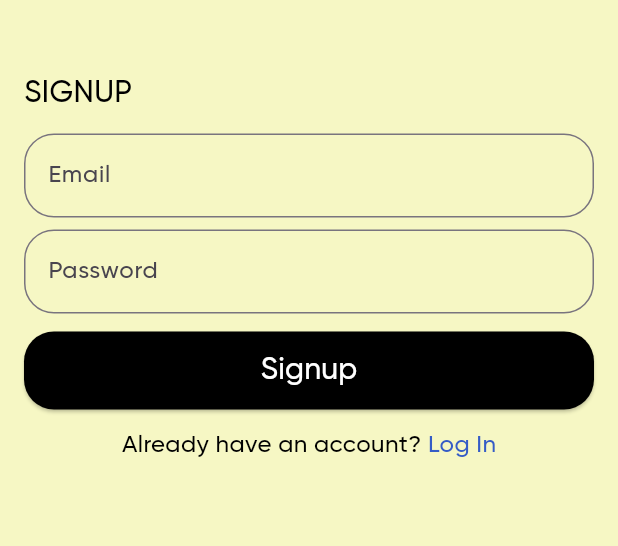
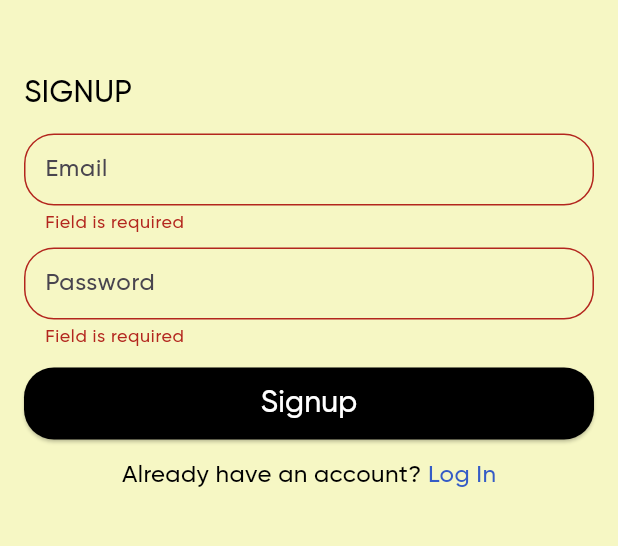
Before and after one commit to amirrrra/Chat-App, a Flutter app: the screen it shows after launch, after a tap on "Sign Up", after a tap on "Signup", on a phone screen of 412 x 824 dp, the part 360-906 px from its top. Run offline on Flutter 3.47's test engine with Material 3 defaults, Android fonts, the phone set to English and light mode, and no system bars; our stand-ins replace firebase_auth, firebase_core; accounts and stored records are empty.

```diff
--- /dev/null
+++ b/lib/helper/snackbar_message.dart
@@ -0,0 +1,9 @@
+import 'package:flutter/material.dart';
+
+void snackbarMessage(BuildContext context, String message) {
+  ScaffoldMessenger.of(context).showSnackBar(
+    SnackBar(
+      content: Text(message),
+    ),
+  );
+}
--- a/lib/views/login_view.dart
+++ b/lib/views/login_view.dart
@@ -2,21 +2,30 @@ import 'package:chat_app/utils/constants.dart';
 import 'package:chat_app/widgets/authentication_body_widget.dart';
 import 'package:flutter/material.dart';
 
-class LoginView extends StatelessWidget {
+class LoginView extends StatefulWidget {
   const LoginView({super.key});
 
   static const String signupRoute = 'Signup View';
 
   @override
+  State<LoginView> createState() => _LoginViewState();
+}
+
+class _LoginViewState extends State<LoginView> {
+  GlobalKey<FormState> formKey = GlobalKey();
+  String? email;
+  String? password;
+  @override
   Widget build(BuildContext context) {
-    return const Scaffold(
+    return Scaffold(
       backgroundColor: babyYellow,
       body: AuthenticationBodyWidget(
         title: 'LOGIN',
         buttonText: 'Login',
         suggestionText: 'Sign Up',
         questionText: "Don't have an account? ",
-        routeName: signupRoute,
+        routeName: LoginView.signupRoute,
+        formKey: formKey,
       ),
     );
   }
--- a/lib/views/signup_view.dart
+++ b/lib/views/signup_view.dart
@@ -1,23 +1,87 @@
+import 'package:chat_app/helper/snackbar_message.dart';
 import 'package:chat_app/utils/constants.dart';
 import 'package:chat_app/widgets/authentication_body_widget.dart';
+import 'package:firebase_auth/firebase_auth.dart';
 import 'package:flutter/material.dart';
 
-class SignupView extends StatelessWidget {
+class SignupView extends StatefulWidget {
   const SignupView({super.key});
 
   static const String loginRoute = 'Login View';
 
   @override
+  State<SignupView> createState() => SignupViewState();
+}
+
+class SignupViewState extends State<SignupView> {
+  GlobalKey<FormState> formKey = GlobalKey();
+  String? email;
+  String? password;
+
+  @override
   Widget build(BuildContext context) {
-    return const Scaffold(
+    return Scaffold(
       backgroundColor: babyYellow,
       body: AuthenticationBodyWidget(
         title: 'SIGNUP',
         buttonText: 'Signup',
         suggestionText: 'Log In',
         questionText: "Already have an account? ",
-        routeName: loginRoute,
+        routeName: SignupView.loginRoute,
+        onPressed: registrationOnPressed,
+        onChangedEmail: (data) {
+          email = data;
+        },
+        onChangedPassword: (data) {
+          password = data;
+        },
+        formKey: formKey,
       ),
     );
   }
+
+  Future<void> userRegistration() async {
+    var auth = FirebaseAuth.instance;
+    UserCredential userCredential = await auth.createUserWithEmailAndPassword(
+      email: email!,
+      password: password!,
+    );
+  }
+
+  Future<void> registrationOnPressed() async {
+    if (formKey.currentState!.validate()) {
+      try {
+        await userRegistration();
+        if (context.mounted) {
+          snackbarMessage(
+            context,
+            'Your account has been created successfully.',
+          );
+        }
+      } on FirebaseAuthException catch (e) {
+        if (e.code == 'weak-password') {
+          if (context.mounted) {
+            snackbarMessage(
+              context,
+              'Weak Password',
+            );
+          }
+        } else if (e.code == 'email-already-in-use') {
+          if (context.mounted) {
+            snackbarMessage(
+              context,
+              'Email already in used',
+            );
+          }
+        }
+      } catch (e) {
+        if (context.mounted) {
+          snackbarMessage(
+            context,
+            'There is an error ,try later',
+          );
+        }
+      }
+    }
+  }
 }
--- a/lib/widgets/authentication_body_widget.dart
+++ b/lib/widgets/authentication_body_widget.dart
@@ -4,11 +4,15 @@ import 'package:chat_app/widgets/text_field_widget.dart';
 import 'package:flutter/material.dart';
 
 class AuthenticationBodyWidget extends StatelessWidget {
+  final GlobalKey<FormState> formKey;
   final String title;
   final String buttonText;
   final String suggestionText;
   final String questionText;
   final String routeName;
+  final void Function()? onPressed;
+  final void Function(String)? onChangedPassword;
+  final void Function(String)? onChangedEmail;
 
   const AuthenticationBodyWidget({
     super.key,
@@ -17,13 +21,19 @@ class AuthenticationBodyWidget extends StatelessWidget {
     required this.suggestionText,
     required this.questionText,
     required this.routeName,
+    this.onPressed,
+    this.onChangedPassword,
+    this.onChangedEmail,
+    required this.formKey,
   });
 
   @override
   Widget build(BuildContext context) {
     const sizedBox_12 = SizedBox(height: 12);
 
-    return ListView(
+    return Form(
+      key: formKey,
+      child: ListView(
         padding: const EdgeInsets.symmetric(
           horizontal: 16,
         ),
@@ -57,18 +67,21 @@ class AuthenticationBodyWidget extends StatelessWidget {
             ),
           ),
           sizedBox_12,
-        const TextFieldWidget(
+          TextFieldWidget(
             hintText: 'Email',
+            onChanged: onChangedEmail,
           ),
           const SizedBox(
             height: 8,
           ),
-        const TextFieldWidget(
+          TextFieldWidget(
             hintText: 'Password',
+            onChanged: onChangedPassword,
           ),
           sizedBox_12,
           ButtonWidget(
             text: buttonText,
+            onPressed: onPressed,
           ),
           sizedBox_12,
           Row(
@@ -98,6 +111,7 @@ class AuthenticationBodyWidget extends StatelessWidget {
             ],
           ),
         ],
+      ),
     );
   }
 }
--- a/lib/widgets/button_widget.dart
+++ b/lib/widgets/button_widget.dart
@@ -2,10 +2,13 @@ import 'package:chat_app/utils/constants.dart';
 import 'package:flutter/material.dart';
 
 class ButtonWidget extends StatelessWidget {
+  final VoidCallback? onPressed;
   final String text;
+
   const ButtonWidget({
     super.key,
     required this.text,
+    this.onPressed,
   });
 
   @override
@@ -13,13 +16,13 @@ class ButtonWidget extends StatelessWidget {
     return ElevatedButton(
       style: ElevatedButton.styleFrom(
           backgroundColor: black,
-          fixedSize: const Size(double.infinity, 52),
+          fixedSize: const Size(double.infinity, 48),
           shape: const RoundedRectangleBorder(
             borderRadius: BorderRadius.all(
               Radius.circular(20),
             ),
           )),
-      onPressed: () {},
+      onPressed: onPressed,
       child: Text(
         text,
         style: const TextStyle(
--- a/lib/widgets/text_field_widget.dart
+++ b/lib/widgets/text_field_widget.dart
@@ -4,9 +4,12 @@ import 'package:flutter/material.dart';
 
 class TextFieldWidget extends StatelessWidget {
   final String hintText;
+  final void Function(String)? onChanged;
+
   const TextFieldWidget({
     super.key,
     required this.hintText,
+    this.onChanged,
   });
 
   @override
@@ -16,13 +19,21 @@ class TextFieldWidget extends StatelessWidget {
         Radius.circular(20),
       ),
     );
-    return SizedBox(
-      height: 56,
-      child: TextField(
-        selectionControls:CupertinoTextSelectionControls(),
+    return TextFormField(
+      validator: (data) {
+        if (data!.isEmpty) {
+          return 'Field is required';
+        } else {
+          return null;
+        }
+      },
+      onChanged: onChanged,
+      selectionControls: CupertinoTextSelectionControls(),
       cursorColor: black,
       decoration: InputDecoration(
         hintText: hintText,
+        // Don't put textfield into sizedbox since validation change the height
+        contentPadding: const EdgeInsets.all(10),
         border: outlineInputBorder,
         focusedBorder: outlineInputBorder.copyWith(
           borderSide: const BorderSide(
@@ -33,7 +44,6 @@ class TextFieldWidget extends StatelessWidget {
       onTapOutside: (pointer) {
         FocusManager.instance.primaryFocus?.unfocus();
       },
-      ),
     );
   }
 }
```
Lines whose indentation alone changed are shown as unchanged.
